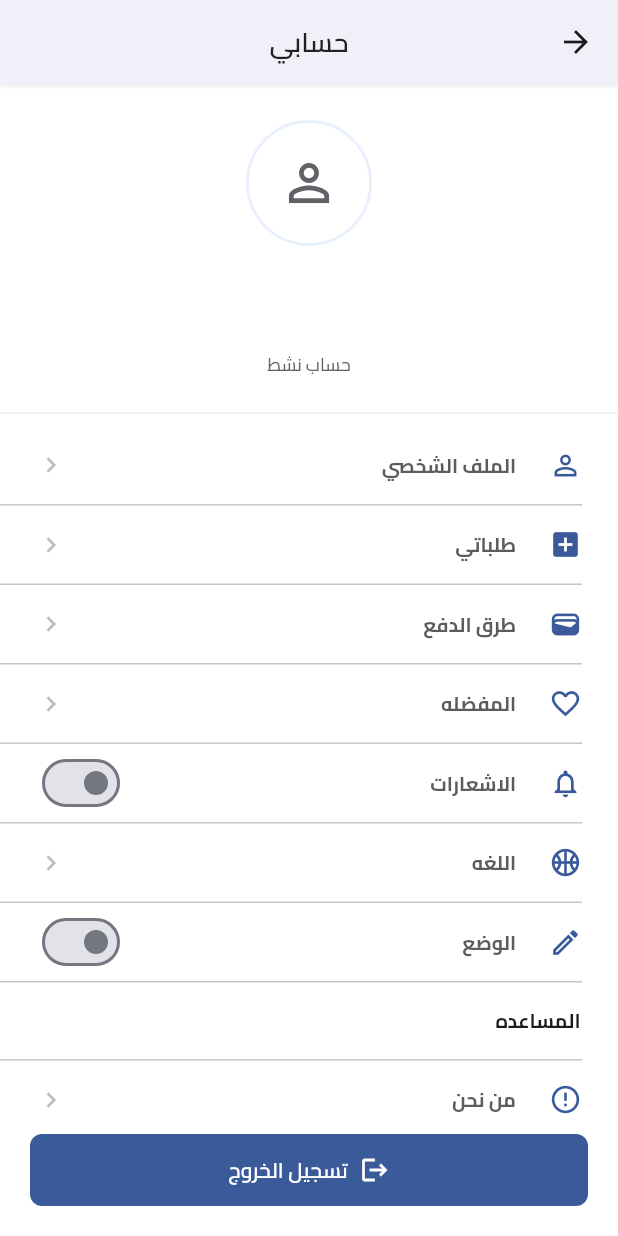
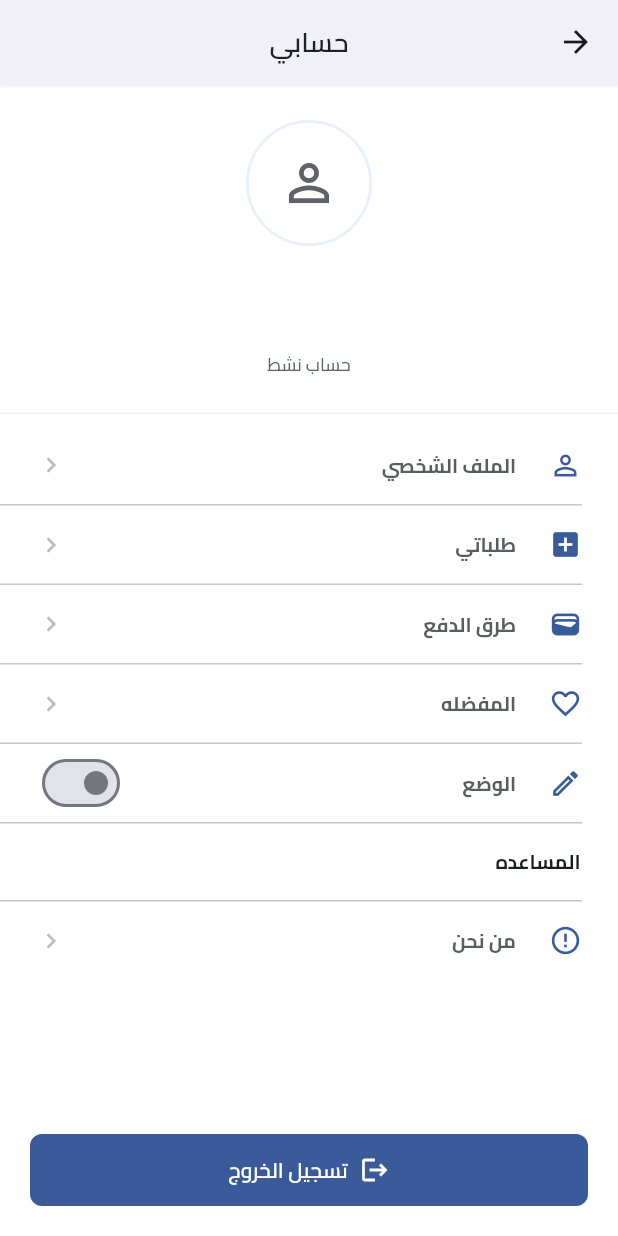
Before and after one commit to HanyMajed/JustMart, a Flutter app: the ProfileScreen screen opened directly with empty values, on a phone screen of 412 x 824 dp. Run offline on Flutter 3.47's test engine with Material 3 defaults, Android fonts, the phone set to English and light mode, and no system bars; our stand-ins replace bloc, cloud_firestore, dartz, dots_indicator, firebase_auth, firebase_core and 7 more; accounts and stored records are empty; project files that could hold a hidden picture were left out.

Commit message:
some edits in the application in general

```diff
--- a/lib/features/home/presentation/views/widgets/custom_home_appbar.dart
+++ b/lib/features/home/presentation/views/widgets/custom_home_appbar.dart
@@ -40,7 +40,7 @@ class CustomHomeAppbar extends StatelessWidget {
                   children: [
                     VendorIconWidget(signedUID: signedUID),
                     const SizedBox(width: 5),
-                    const NotificationWidget(),
+                    //   const NotificationWidget(),
                     const SizedBox(width: 5),
                     const SignOutWidget(),
                   ],
@@ -48,7 +48,7 @@ class CustomHomeAppbar extends StatelessWidget {
               : const Row(
                   mainAxisSize: MainAxisSize.min,
                   children: [
-                    NotificationWidget(),
+                    //  NotificationWidget(),
                     SizedBox(width: 5),
                     SignOutWidget(),
                   ],
--- a/lib/features/profile_page/presentation/widgets/my_payment_cards.dart
+++ b/lib/features/profile_page/presentation/widgets/my_payment_cards.dart
@@ -21,6 +21,9 @@ class MyPaymentCards extends StatelessWidget {
             _buildPaymentCard('MASTERCARD****1234'),
             const SizedBox(height: 16),
             _buildPaymentCard('VISA****4887 '),
+            const SizedBox(height: 16),
+            Text('ستتوفر هذه الخدمة لاحقا',
+                style: TextStyles.bold16.copyWith(backgroundColor: AppColors.primaryColor, color: Colors.white)),
             const Spacer(),
             CustomButton(
               onPressed: () => _addNewPaymentMethod(context),
--- a/lib/features/profile_page/presentation/widgets/profile_settings_list.dart
+++ b/lib/features/profile_page/presentation/widgets/profile_settings_list.dart
@@ -95,22 +95,22 @@ class _ProfileSettingsListState extends State<ProfileSettingsList> {
         },
         color: AppColors.lightprimaryColor,
       ),
-      ProfileListItem(
-        icon: Icons.notifications_none_outlined,
-        title: 'الاشعارات',
-        color: AppColors.lightprimaryColor,
-        trailing: Switch(
-          value: widget.isStudentMode,
-          activeColor: AppColors.lightprimaryColor,
-          onChanged: widget.onStudentModeChanged,
-        ),
-      ),
-      ProfileListItem(
-        icon: Icons.sports_basketball_outlined,
-        title: 'اللغه',
-        onTap: () {},
-        color: AppColors.lightprimaryColor,
-      ),
+      // ProfileListItem(
+      //   icon: Icons.notifications_none_outlined,
+      //   title: 'الاشعارات',
+      //   color: AppColors.lightprimaryColor,
+      //   trailing: Switch(
+      //     value: widget.isStudentMode,
+      //     activeColor: AppColors.lightprimaryColor,
+      //     onChanged: widget.onStudentModeChanged,
+      //   ),
+      // ),
+      // ProfileListItem(
+      //   icon: Icons.sports_basketball_outlined,
+      //   title: 'اللغه',
+      //   onTap: () {},
+      //   color: AppColors.lightprimaryColor,
+      // ),
       ProfileListItem(
         icon: Icons.mode_edit_outlined,
         title: 'الوضع',
--- a/lib/features/vendor_mode/widgets/delete_product_view.dart
+++ b/lib/features/vendor_mode/widgets/delete_product_view.dart
@@ -107,7 +107,7 @@ class _DeleteProductViewState extends State<DeleteProductView> {
       }
 
       ScaffoldMessenger.of(context).showSnackBar(
-        const SnackBar(content: Text('تمت حذف المنتج بنجاح')),
+        const SnackBar(content: Text('تم حذف المنتج بنجاح')),
       );
     } catch (e) {
       print('Error deleting product: $e');
```
Also changed, not shown: lib/features/profile_page/presentation/widgets/my_profile_info_page.dart (+4 -10 lines).
